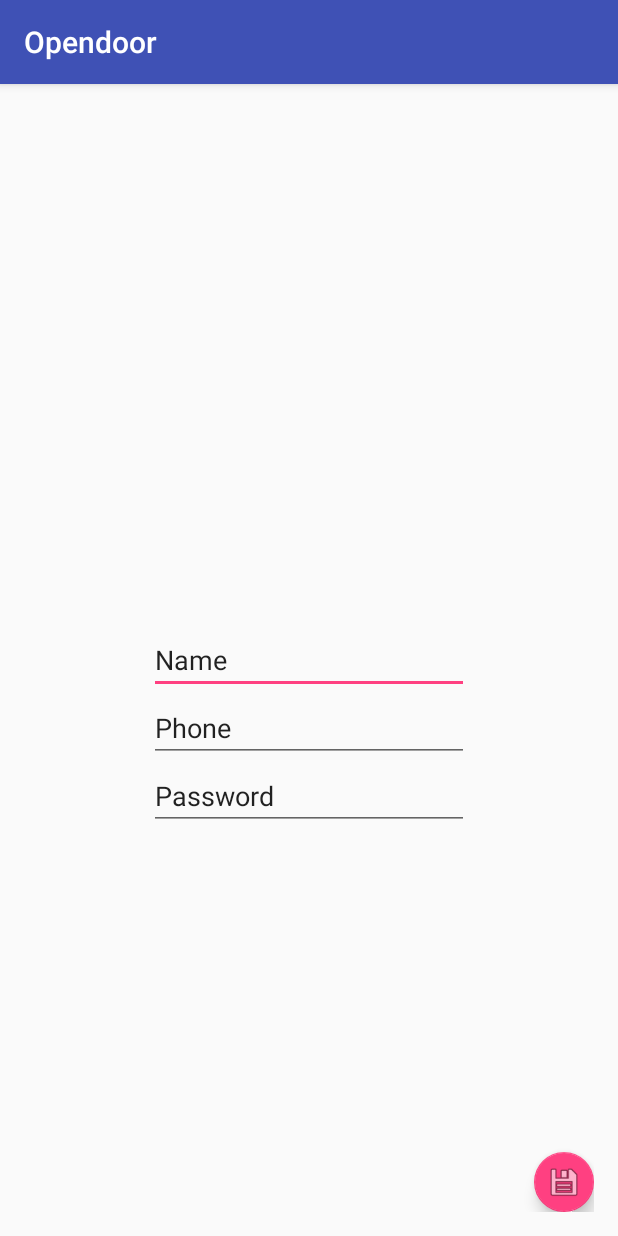
After one commit to ArcticLabs/Opendoor, an Android app: the NewUserActivity screen opened directly, with no data from a screen before it, on a phone screen of 412 x 824 dp. The commit adds this screen. Run offline under Robolectric (Android 15) with nearby library versions, the phone set to English and light mode, and no system bars.

Commit message:
Lade till ny layout för att skapa ny användare

```diff
--- a/app/src/main/AndroidManifest.xml
+++ b/app/src/main/AndroidManifest.xml
@@ -18,6 +18,7 @@
                 <category android:name="android.intent.category.LAUNCHER" />
             </intent-filter>
         </activity>
+        <activity android:name=".NewUserActivity"></activity>
     </application>
 
 </manifest>
--- /dev/null
+++ b/app/src/main/java/me/willeponken/opendoor/NewUserActivity.java
@@ -0,0 +1,16 @@
+package me.willeponken.opendoor;
+
+import android.support.v7.app.AppCompatActivity;
+import android.os.Bundle;
+
+public class NewUserActivity extends AppCompatActivity {
+
+    @Override
+    protected void onCreate(Bundle savedInstanceState) {
+        super.onCreate(savedInstanceState);
+        setContentView(R.layout.activity_new_user);
+
+
+
+    }
+}
--- a/app/src/main/res/layout/activity_main.xml
+++ b/app/src/main/res/layout/activity_main.xml
@@ -29,6 +29,6 @@
         android:layout_height="wrap_content"
         android:layout_gravity="bottom|end"
         android:layout_margin="@dimen/fab_margin"
-        app:srcCompat="@android:drawable/ic_dialog_email" />
+        app:srcCompat="@android:drawable/ic_menu_add" />
 
 </android.support.design.widget.CoordinatorLayout>
--- /dev/null
+++ b/app/src/main/res/layout/activity_new_user.xml
@@ -0,0 +1,56 @@
+<?xml version="1.0" encoding="utf-8"?>
+<RelativeLayout xmlns:android="http://schemas.android.com/apk/res/android"
+    xmlns:app="http://schemas.android.com/apk/res-auto"
+    xmlns:tools="http://schemas.android.com/tools"
+    android:id="@+id/activity_new_user"
+    android:layout_width="match_parent"
+    android:layout_height="match_parent"
+    android:paddingBottom="@dimen/activity_vertical_margin"
+    android:paddingLeft="@dimen/activity_horizontal_margin"
+    android:paddingRight="@dimen/activity_horizontal_margin"
+    android:paddingTop="@dimen/activity_vertical_margin"
+    tools:context="me.willeponken.opendoor.NewUserActivity">
+
+    <EditText
+        android:layout_width="wrap_content"
+        android:layout_height="wrap_content"
+        android:inputType="textPersonName"
+        android:text="Name"
+        android:ems="10"
+        android:layout_centerVertical="true"
+        android:layout_centerHorizontal="true"
+        android:id="@+id/editText" />
+
+    <EditText
+        android:layout_width="wrap_content"
+        android:layout_height="wrap_content"
+        android:inputType="phone"
+        android:ems="10"
+        android:layout_below="@+id/editText"
+        android:layout_alignRight="@+id/editText"
+        android:layout_alignEnd="@+id/editText"
+        android:id="@+id/editText2"
+        android:text="Phone" />
+
+    <EditText
+        android:layout_width="wrap_content"
+        android:layout_height="wrap_content"
+        android:inputType="textPersonName"
+        android:text="Password"
+        android:ems="10"
+        android:layout_below="@+id/editText2"
+        android:layout_alignRight="@+id/editText2"
+        android:layout_alignEnd="@+id/editText2"
+        android:id="@+id/editText3" />
+
+    <android.support.design.widget.FloatingActionButton
+        android:layout_width="wrap_content"
+        android:layout_height="wrap_content"
+        android:clickable="true"
+        app:fabSize="mini"
+        app:srcCompat="@android:drawable/ic_menu_save"
+        android:layout_alignParentBottom="true"
+        android:layout_alignParentRight="true"
+        android:layout_alignParentEnd="true"
+        android:id="@+id/floatingActionButton" />
+</RelativeLayout>
--- a/app/src/main/res/layout/content_main.xml
+++ b/app/src/main/res/layout/content_main.xml
@@ -12,9 +12,4 @@
     app:layout_behavior="@string/appbar_scrolling_view_behavior"
     tools:context="me.willeponken.opendoor.MainActivity"
     tools:showIn="@layout/activity_main">
-
-    <TextView
-        android:layout_width="wrap_content"
-        android:layout_height="wrap_content"
-        android:text="Hello World!" />
 </RelativeLayout>
```
